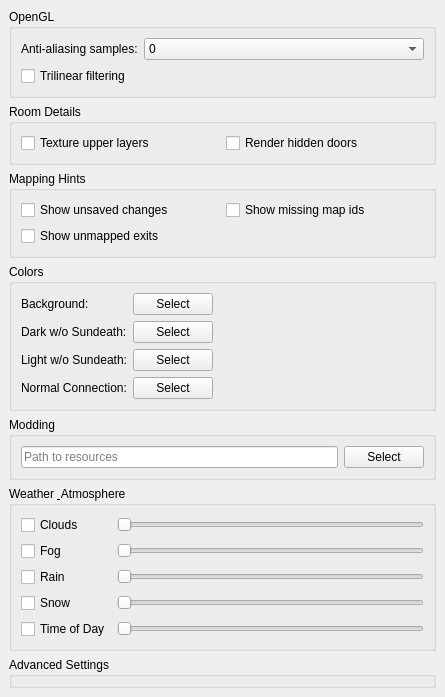
Old version of the form src/preferences/graphicspage.ui in the repository nschimme/MMapper.
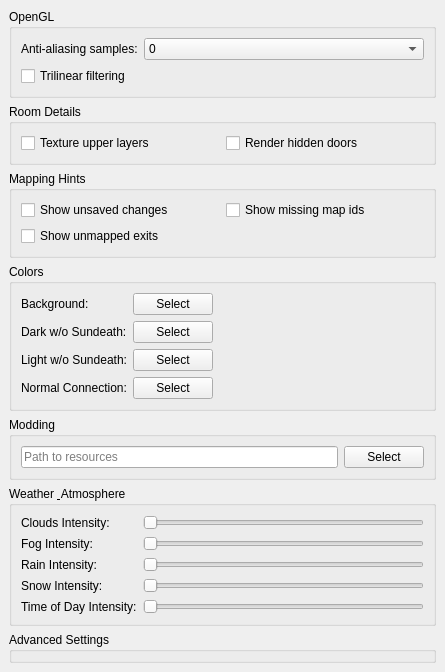
New version of the form.

Commit message:
Simplify weather settings by removing redundant boolean toggles
- Remove weatherClouds, weatherFog, weatherRain, weatherSnow, and weatherToD boolean settings.
- Intensity sliders now control whether an effect is on or off (zero is off).
- Update Graphics preferences UI to remove checkboxes and use labels for sliders.
- Simplify configuration reading/writing and weather rendering logic.

Patch:
```diff
--- a/src/preferences/graphicspage.ui
+++ b/src/preferences/graphicspage.ui
@@ -327,9 +327,9 @@
      </property>
      <layout class="QGridLayout" name="gridLayout_Weather">
       <item row="0" column="0">
-       <widget class="QCheckBox" name="weatherCloudsCheckBox">
+       <widget class="QLabel" name="weatherCloudsLabel">
         <property name="text">
-         <string>Clouds</string>
+         <string>Clouds Intensity:</string>
         </property>
        </widget>
       </item>
@@ -344,9 +344,9 @@
        </widget>
       </item>
       <item row="1" column="0">
-       <widget class="QCheckBox" name="weatherFogCheckBox">
+       <widget class="QLabel" name="weatherFogLabel">
         <property name="text">
-         <string>Fog</string>
+         <string>Fog Intensity:</string>
         </property>
        </widget>
       </item>
@@ -361,9 +361,9 @@
        </widget>
       </item>
       <item row="2" column="0">
-       <widget class="QCheckBox" name="weatherRainCheckBox">
+       <widget class="QLabel" name="weatherRainLabel">
         <property name="text">
-         <string>Rain</string>
+         <string>Rain Intensity:</string>
         </property>
        </widget>
       </item>
@@ -378,9 +378,9 @@
        </widget>
       </item>
       <item row="3" column="0">
-       <widget class="QCheckBox" name="weatherSnowCheckBox">
+       <widget class="QLabel" name="weatherSnowLabel">
         <property name="text">
-         <string>Snow</string>
+         <string>Snow Intensity:</string>
         </property>
        </widget>
       </item>
@@ -395,9 +395,9 @@
        </widget>
       </item>
       <item row="4" column="0">
-       <widget class="QCheckBox" name="weatherToDCheckBox">
+       <widget class="QLabel" name="weatherToDLabel">
         <property name="text">
-         <string>Time of Day</string>
+         <string>Time of Day Intensity:</string>
         </property>
        </widget>
       </item>
```
The commit also changes 4 other files.
